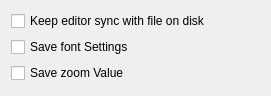
The window that snapcraft-qt/editor_settings.ui (snapcraft-gui/snapcraft-gui) describes before a commit, drawn with Qt 5.
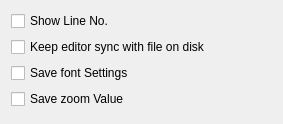
The same window after the commit.

Commit message: new setting , to show hide line no. in editor

```diff
--- a/snapcraft-qt/editor_settings.ui
+++ b/snapcraft-qt/editor_settings.ui
@@ -6,14 +6,21 @@
    <rect>
     <x>0</x>
     <y>0</y>
-    <width>271</width>
-    <height>96</height>
+    <width>283</width>
+    <height>124</height>
    </rect>
   </property>
   <property name="windowTitle">
    <string>Form</string>
   </property>
   <layout class="QVBoxLayout" name="verticalLayout">
+   <item>
+    <widget class="QCheckBox" name="show_line_no">
+     <property name="text">
+      <string>Show Line No.</string>
+     </property>
+    </widget>
+   </item>
    <item>
     <widget class="QCheckBox" name="keep_sync">
      <property name="text">
```
